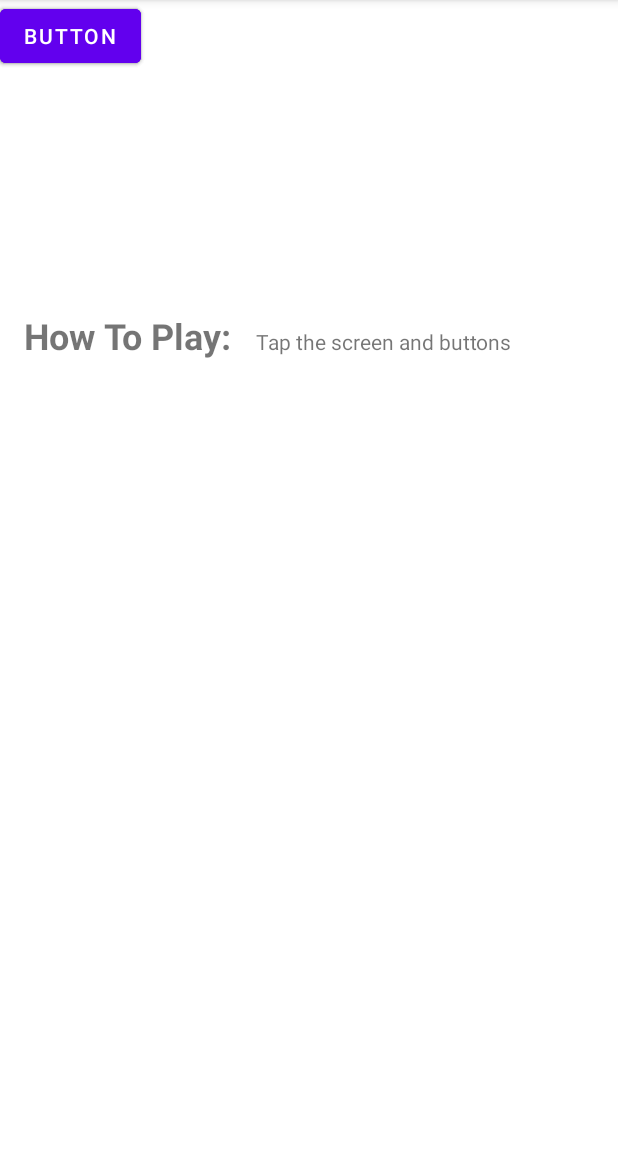
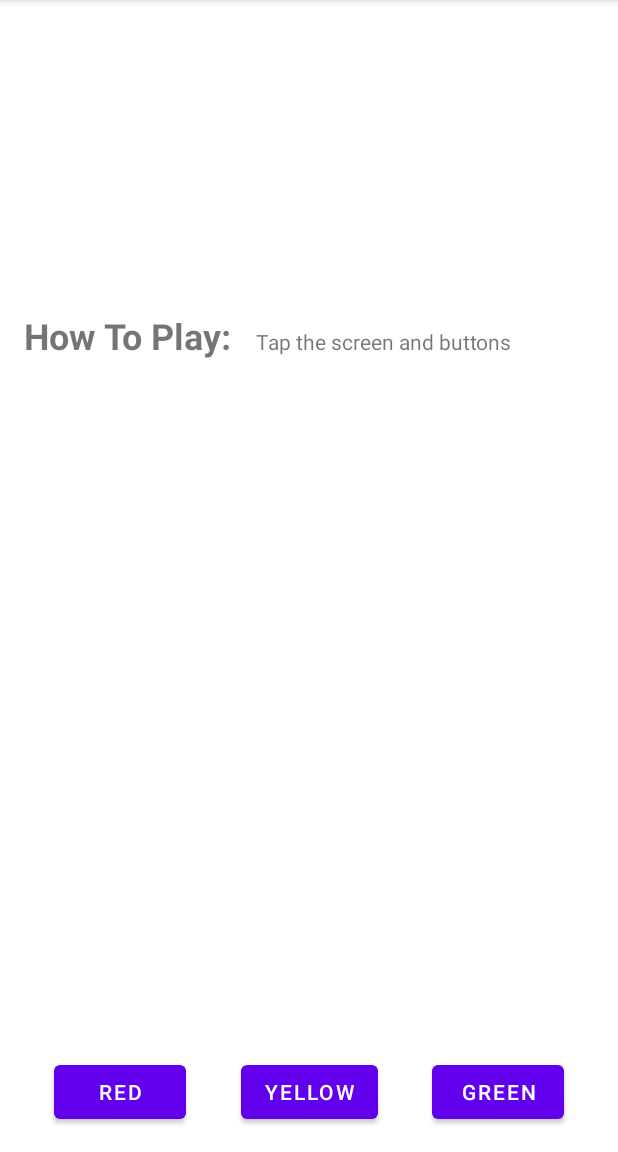
Before and after one commit to nurzainpradana/Color-My-View-App, an Android app: the screen it shows after launch (MainActivity), on a phone screen of 412 x 824 dp, the part 84-1236 px from its top. Run offline under Robolectric (Android 15) with nearby library versions, the phone set to English and light mode, and no system bars; Roboto replaces fonts that are not available here.

Commit message:
create button with chain, and ad color resource

```diff
--- a/app/src/main/res/layout/activity_main.xml
+++ b/app/src/main/res/layout/activity_main.xml
@@ -102,27 +102,41 @@
         app:layout_constraintVertical_bias="0.0" />
 
     <Button
-        android:id="@+id/button"
+        android:id="@+id/red_button"
         android:layout_width="wrap_content"
         android:layout_height="wrap_content"
-        android:text="Button"
-        tools:layout_editor_absoluteX="53dp"
-        tools:layout_editor_absoluteY="419dp" />
+        android:layout_marginStart="16dp"
+        android:text="@string/button_red"
+        app:layout_constraintBaseline_toBaselineOf="@+id/yellow_button"
+        app:layout_constraintEnd_toStartOf="@+id/yellow_button"
+        app:layout_constraintHorizontal_bias="0.5"
+        app:layout_constraintStart_toStartOf="parent" />
 
     <Button
-        android:id="@+id/button2"
+        android:id="@+id/yellow_button"
         android:layout_width="wrap_content"
         android:layout_height="wrap_content"
-        android:text="Button"
-        tools:layout_editor_absoluteX="166dp"
-        tools:layout_editor_absoluteY="418dp" />
+        android:layout_marginStart="16dp"
+        android:layout_marginTop="16dp"
+        android:layout_marginEnd="16dp"
+        android:layout_marginBottom="16dp"
+        android:text="@string/button_yellow"
+        app:layout_constraintBottom_toBottomOf="parent"
+        app:layout_constraintEnd_toStartOf="@+id/green_button"
+        app:layout_constraintHorizontal_bias="0.5"
+        app:layout_constraintStart_toEndOf="@+id/red_button"
+        app:layout_constraintTop_toBottomOf="@+id/info_text"
+        app:layout_constraintVertical_bias="1.0" />
 
     <Button
-        android:id="@+id/button3"
+        android:id="@+id/green_button"
         android:layout_width="wrap_content"
         android:layout_height="wrap_content"
-        android:text="Button"
-        tools:layout_editor_absoluteX="276dp"
-        tools:layout_editor_absoluteY="415dp" />
+        android:layout_marginEnd="16dp"
+        android:text="@string/button_green"
+        app:layout_constraintBaseline_toBaselineOf="@+id/yellow_button"
+        app:layout_constraintEnd_toEndOf="parent"
+        app:layout_constraintHorizontal_bias="0.5"
+        app:layout_constraintStart_toEndOf="@+id/yellow_button" />
 
 </androidx.constraintlayout.widget.ConstraintLayout>
--- a/app/src/main/res/values/colors.xml
+++ b/app/src/main/res/values/colors.xml
@@ -7,4 +7,8 @@
     <color name="teal_700">#FF018786</color>
     <color name="black">#FF000000</color>
     <color name="white">#FFFFFFFF</color>
+
+    <color name="my_green">#12C700</color>
+    <color name="my_red">#E54304</color>
+    <color name="my_yellow">#FFC107</color>
 </resources>
--- a/app/src/main/res/values/strings.xml
+++ b/app/src/main/res/values/strings.xml
@@ -7,5 +7,8 @@
     <string name="box_five">Box Five</string>
     <string name="how_to_play">How To Play:</string>
     <string name="tap_the_boxes_and_buttons">Tap the screen and buttons</string>
+    <string name="button_red">RED</string>
+    <string name="button_yellow">YELLOW</string>
+    <string name="button_green">GREEN</string>
 
 </resources>
```
